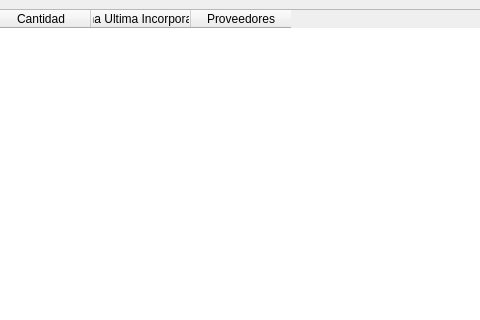
Old version of the form QT_Sistema_San_Cayetano/registrostock.ui in the repository GaspyGJ/SistemaGestion_SanCayetano; both pictures show x 315 to 795 and y 0 to 320 of the 940 by 410 pixel window.
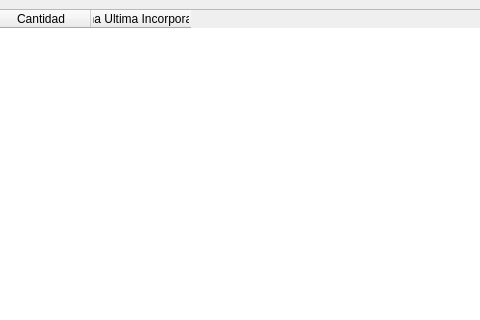
New version of the form.

```diff
--- a/QT_Sistema_San_Cayetano/registrostock.ui
+++ b/QT_Sistema_San_Cayetano/registrostock.ui
@@ -127,11 +127,6 @@
         <string>Fecha Ultima Incorporacion</string>
        </property>
       </column>
-      <column>
-       <property name="text">
-        <string>Proveedores</string>
-       </property>
-      </column>
      </widget>
     </item>
    </layout>
```
Left out of the diff: 12 changed lines with no effect on the pictures.
